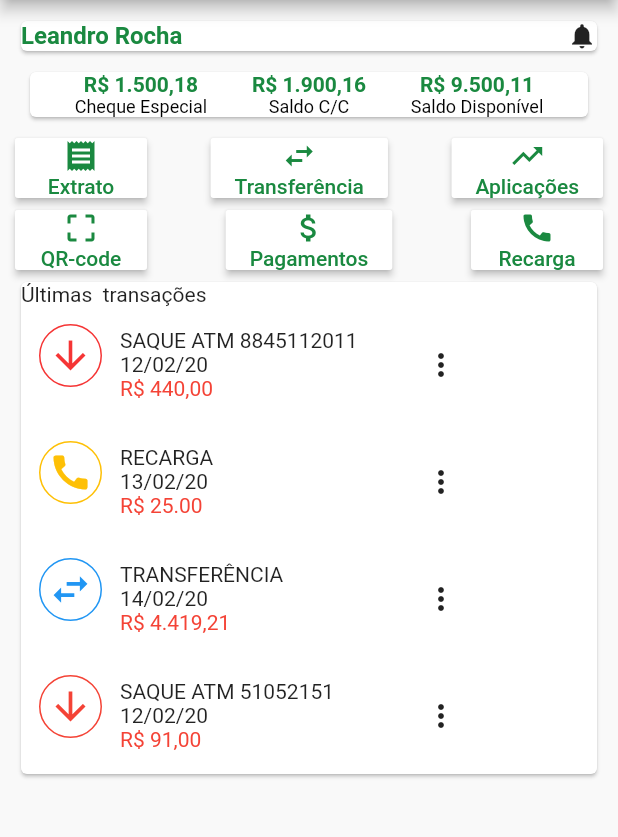
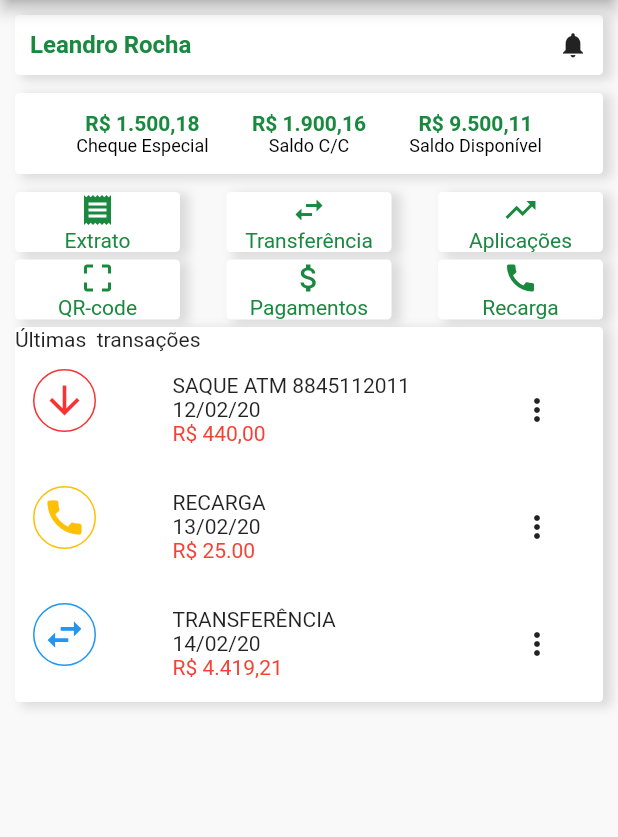
Before and after one commit to leandrorochaadm/credisis_demo, a Flutter app: the TelaPrincipal screen opened directly, on a phone screen of 412 x 824 dp, the part 84-921 px from its top. Run offline on Flutter 3.47's test engine with Material 2 defaults, Android fonts, the phone set to English and light mode, and no system bars; missing offline and left inert: dart:ffi.

Commit message:
bordas botões

```diff
--- a/lib/screens/TelaPrincipal.dart
+++ b/lib/screens/TelaPrincipal.dart
@@ -24,8 +24,23 @@ class _TelaPrincipalState extends State<TelaPrincipal> {
       color: Colors.black,
     );
 
-    RaisedButton _buttom(IconData icon, String label) {
-      return RaisedButton(
+    final _boxDecoration = BoxDecoration(
+      color: Theme.of(context).secondaryHeaderColor,
+      borderRadius: BorderRadius.all(Radius.circular(3)),
+      boxShadow: [BoxShadow(
+          color: Colors.black12,
+          offset: Offset(5.0, 2.0),
+          blurRadius: 5.0,
+          spreadRadius: 1),
+      ],
+    );
+
+    Widget _buttom(IconData icon, String label) {
+      return Container(
+        decoration: _boxDecoration,
+        width: 110,
+        margin: EdgeInsets.only(bottom: 5),
+        child: GestureDetector(
           child: Column(
             children: <Widget>[
               Icon(icon, color: Theme.of(context).primaryColor),
@@ -35,18 +50,19 @@ class _TelaPrincipalState extends State<TelaPrincipal> {
               ),
             ],
           ),
-        color: Theme.of(context).secondaryHeaderColor,
-        onPressed: () {
+//          color: Theme.of(context).secondaryHeaderColor,
+          onTap: () {
             Navigator.push(context,
                 MaterialPageRoute(builder: (context) => TelaSecundaria()));
           },
+        ),
       );
     }
 
     Row _transation(IconData icon, Color color, String description, String date,
         String value) {
       return Row(
-//        mainAxisAlignment: MainAxisAlignment.spaceBetween,
+          mainAxisAlignment: MainAxisAlignment.spaceBetween,
           children: <Widget>[
             Padding(
               padding: const EdgeInsets.fromLTRB(12.0, 12.0, 12.0, 24.0),
@@ -61,7 +77,7 @@ class _TelaPrincipalState extends State<TelaPrincipal> {
                   )),
             ),
             Container(
-              width: 170.0,
+              width: 160.0,
               child: Column(
                 crossAxisAlignment: CrossAxisAlignment.start,
                 children: <Widget>[
@@ -84,9 +100,11 @@ class _TelaPrincipalState extends State<TelaPrincipal> {
                       MaterialPageRoute(
                           builder: (context) => TelaSecundaria()));
                 },
-                child: Icon(Icons.more_vert))
+                child: Icon(Icons.more_vert)),
           ]);
     }
+
+
 
     return Scaffold(
       drawer: CustomDrawer(/*_pageController*/),
@@ -100,25 +118,35 @@ class _TelaPrincipalState extends State<TelaPrincipal> {
         padding: EdgeInsets.all(10.0),
         child: Column(
           children: <Widget>[
-            Card(
+            Container(
+              decoration: _boxDecoration,
+              padding: EdgeInsets.all(10.0),
+              margin: EdgeInsets.only(bottom: 12.0),
               child: Row(
                 mainAxisAlignment: MainAxisAlignment.spaceBetween,
                 children: <Widget>[
-                  Text("Leandro Rocha",
+                  Text(
+                    "Leandro Rocha",
                     style: TextStyle(
                         color: Theme.of(context).primaryColor,
                         fontWeight: FontWeight.bold,
-                    fontSize: 16.0
+                        fontSize: 16.0),
                   ),
-                  ),
-                  Icon(Icons.notifications, size: 20.0,)
+                  Icon(
+                    Icons.notifications,
+                    size: 20.0,
+                  )
                 ],
               ),
             ),
 //            Text("Clique no menu"),
-            Card(
-              color: Theme.of(context).secondaryHeaderColor,
-              margin: EdgeInsets.all(10.0),
+            Column(
+              mainAxisAlignment: MainAxisAlignment.spaceBetween,
+              children: <Widget>[
+                Container(
+                  decoration: _boxDecoration,
+                padding: EdgeInsets.all(12),
+                margin: EdgeInsets.only(bottom: 12.0),
                   child: Row(
                     mainAxisAlignment: MainAxisAlignment.spaceEvenly,
                     children: <Widget>[
@@ -178,19 +206,25 @@ class _TelaPrincipalState extends State<TelaPrincipal> {
                     _buttom(Icons.call, "Recarga")
                   ],
                 ),
-            Card(
+              ],
+            ),
+
+            Container(
+              decoration: _boxDecoration,
               child: Column(
+//                scrollDirection: Axis.vertical,
                 crossAxisAlignment: CrossAxisAlignment.start,
                 children: <Widget>[
                   Text("Últimas  transações"),
+
                   _transation(Icons.arrow_downward, Color(0xFFF53535),
                       "SAQUE ATM 8845112011", "12/02/20", "440,00"),
                   _transation(Icons.call, Color(0xFFFEC006), "RECARGA",
                       "13/02/20", "25.00"),
                   _transation(Icons.swap_horiz, Colors.blue, "TRANSFERÊNCIA",
                       "14/02/20", "4.419,21"),
-                  _transation(Icons.arrow_downward, Colors.red,
-                      "SAQUE ATM 51052151", "12/02/20", "91,00"),
+//                  _transation(Icons.arrow_downward, Colors.red,
+//                      "SAQUE ATM 51052151", "12/02/20", "91,00"),
 //                  _transation(Icons.arrow_downward,Colors.pinkAccent,"SAQUE","12/02/20","411,01"),
 //                  _transation(Icons.arrow_downward,Colors.pinkAccent,"SAQUE","12/02/20","411,01"),
 //                  _transation(Icons.arrow_downward,Colors.pinkAccent,"SAQUE","12/02/20","411,01"),
```
Lines whose indentation alone changed are shown as unchanged.
